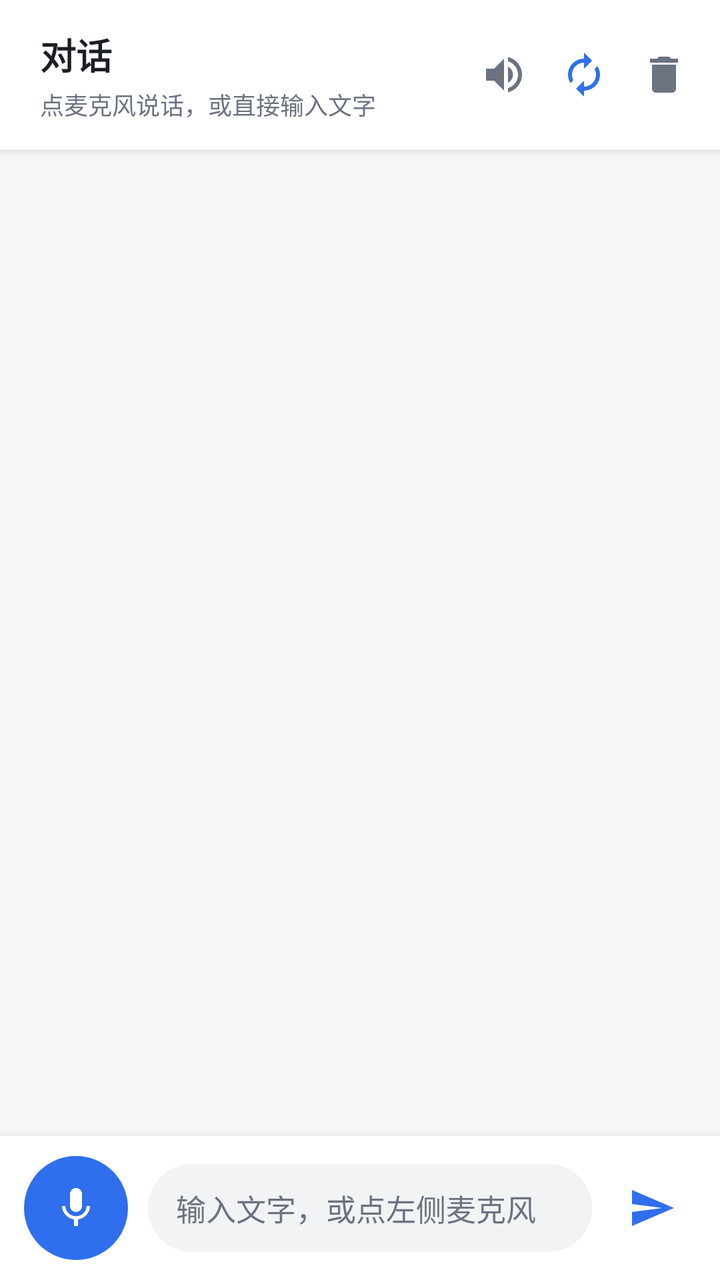
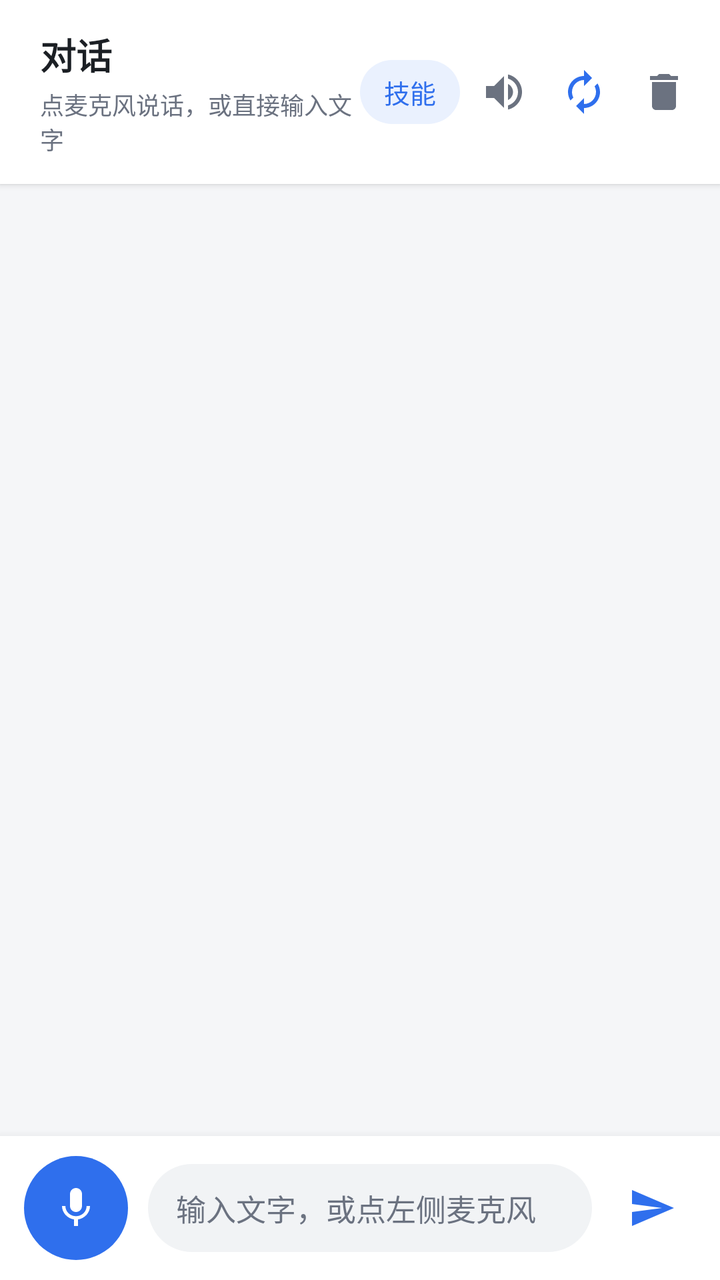

Two renders of the same Android screen: before a commit and after it. Below are the layout's source before the change and the commit's diff.
<!-- AndroidManifest.xml: application theme Theme.VoiceAssistant -->
<!-- res/layout/chat_fragment.xml -->
<?xml version="1.0" encoding="utf-8"?>
<LinearLayout xmlns:android="http://schemas.android.com/apk/res/android"
    android:id="@+id/chatRoot"
    android:layout_width="match_parent"
    android:layout_height="match_parent"
    android:background="@color/bg_app"
    android:orientation="vertical">

    
    <LinearLayout
        android:id="@+id/headerBar"
        android:layout_width="match_parent"
        android:layout_height="wrap_content"
        android:background="@color/surface"
        android:elevation="2dp"
        android:gravity="center_vertical"
        android:orientation="horizontal"
        android:paddingStart="20dp"
        android:paddingTop="14dp"
        android:paddingEnd="8dp"
        android:paddingBottom="14dp">

        <LinearLayout
            android:layout_width="0dp"
            android:layout_height="wrap_content"
            android:layout_weight="1"
            android:orientation="vertical">

            <TextView
                android:id="@+id/tvTitle"
                android:layout_width="wrap_content"
                android:layout_height="wrap_content"
                android:text="@string/tab_chat"
                android:textColor="@color/text_primary"
                android:textSize="18sp"
                android:textStyle="bold" />

            <TextView
                android:id="@+id/tvStatus"
                android:layout_width="wrap_content"
                android:layout_height="wrap_content"
                android:layout_marginTop="3dp"
                android:text="@string/status_idle"
                android:textColor="@color/text_secondary"
                android:textSize="12sp" />
        </LinearLayout>

        <ImageButton
            android:id="@+id/btnMute"
            android:layout_width="40dp"
            android:layout_height="40dp"
            android:background="?attr/selectableItemBackgroundBorderless"
            android:contentDescription="@string/desc_mute"
            android:padding="8dp"
            android:src="@drawable/ic_volume_on"
            android:tint="@color/text_secondary" />

        <ImageButton
            android:id="@+id/btnContinuous"
            android:layout_width="40dp"
            android:layout_height="40dp"
            android:background="?attr/selectableItemBackgroundBorderless"
            android:contentDescription="@string/desc_continuous_on"
            android:padding="8dp"
            android:src="@drawable/ic_repeat"
            android:tint="@color/brand_primary" />

        <ImageButton
            android:id="@+id/btnClear"
            android:layout_width="40dp"
            android:layout_height="40dp"
            android:background="?attr/selectableItemBackgroundBorderless"
            android:contentDescription="@string/desc_clear"
            android:padding="8dp"
            android:src="@drawable/ic_delete"
            android:tint="@color/text_secondary" />
    </LinearLayout>

    
    <androidx.recyclerview.widget.RecyclerView
        android:id="@+id/rvMessages"
        android:layout_width="match_parent"
        android:layout_height="0dp"
        android:layout_weight="1"
        android:clipToPadding="false"
        android:paddingStart="12dp"
        android:paddingTop="12dp"
        android:paddingEnd="12dp"
        android:paddingBottom="8dp"
        android:scrollbars="none" />

    
    <LinearLayout
        android:id="@+id/inputBar"
        android:layout_width="match_parent"
        android:layout_height="wrap_content"
        android:background="@color/surface"
        android:elevation="8dp"
        android:gravity="center_vertical"
        android:orientation="horizontal"
        android:paddingStart="12dp"
        android:paddingTop="10dp"
        android:paddingEnd="12dp"
        android:paddingBottom="10dp">

        <ImageButton
            android:id="@+id/btnMic"
            android:layout_width="52dp"
            android:layout_height="52dp"
            android:background="@drawable/bg_mic_button"
            android:contentDescription="@string/desc_mic"
            android:padding="14dp"
            android:src="@drawable/ic_mic"
            android:tint="@color/white" />

        <EditText
            android:id="@+id/etInput"
            android:layout_width="0dp"
            android:layout_height="44dp"
            android:layout_marginStart="10dp"
            android:layout_marginEnd="8dp"
            android:layout_weight="1"
            android:background="@drawable/bg_input"
            android:hint="@string/hint_input"
            android:importantForAutofill="no"
            android:inputType="textMultiLine|textCapSentences"
            android:maxLines="4"
            android:paddingStart="14dp"
            android:paddingEnd="14dp"
            android:textColor="@color/text_primary"
            android:textColorHint="@color/text_secondary"
            android:textSize="15sp" />

        <ImageButton
            android:id="@+id/btnSend"
            android:layout_width="44dp"
            android:layout_height="44dp"
            android:background="?attr/selectableItemBackgroundBorderless"
            android:contentDescription="@string/desc_send"
            android:padding="10dp"
            android:src="@drawable/ic_send"
            android:tint="@color/brand_primary" />
    </LinearLayout>

</LinearLayout>
<!-- resources referenced by this layout -->
<resources>
  <color name="bg_app">#F5F6F8</color>
  <color name="brand_primary">#2F6FED</color>
  <color name="surface">#FFFFFFFF</color>
  <color name="text_primary">#1B1F24</color>
  <color name="text_secondary">#6B7280</color>
  <color name="white">#FFFFFFFF</color>
  <!-- drawable bg_input (drawable) -->
  <?xml version="1.0" encoding="utf-8"?>
  <shape xmlns:android="http://schemas.android.com/apk/res/android"
      android:shape="rectangle">
      <solid android:color="@color/input_bg" />
      <corners android:radius="22dp" />
  </shape>
  <!-- drawable bg_mic_button (drawable) -->
  <?xml version="1.0" encoding="utf-8"?>
  <ripple xmlns:android="http://schemas.android.com/apk/res/android"
      android:color="#33FFFFFF">
      <item>
          <shape android:shape="oval">
              <solid android:color="@color/brand_primary" />
          </shape>
      </item>
  </ripple>
  <!-- drawable ic_delete (drawable) -->
  <vector xmlns:android="http://schemas.android.com/apk/res/android"
      android:width="24dp"
      android:height="24dp"
      android:viewportWidth="24"
      android:viewportHeight="24"
      android:tint="?attr/colorControlNormal">
      <path
          android:fillColor="@android:color/white"
          android:pathData="M6,19c0,1.1 0.9,2 2,2h8c1.1,0 2,-0.9 2,-2V7H6v12zM19,4h-3.5l-1,-1h-5l-1,1H5v2h14V4z" />
  </vector>
  <!-- drawable ic_mic (drawable) -->
  <vector xmlns:android="http://schemas.android.com/apk/res/android"
      android:width="24dp"
      android:height="24dp"
      android:viewportWidth="24"
      android:viewportHeight="24"
      android:tint="?attr/colorControlNormal">
      <path
          android:fillColor="@android:color/white"
          android:pathData="M12,14c1.66,0 2.99,-1.34 2.99,-3L15,5c0,-1.66 -1.34,-3 -3,-3S9,3.34 9,5v6c0,1.66 1.34,3 3,3zM17.3,11c0,3 -2.54,5.1 -5.3,5.1S6.7,14 6.7,11L5,11c0,3.41 2.72,6.23 6,6.72L11,21h2v-3.28c3.28,-0.48 6,-3.3 6,-6.72h-1.7z" />
  </vector>
  <!-- drawable ic_send (drawable) -->
  <vector xmlns:android="http://schemas.android.com/apk/res/android"
      android:width="24dp"
      android:height="24dp"
      android:viewportWidth="24"
      android:viewportHeight="24"
      android:tint="?attr/colorControlNormal">
      <path
          android:fillColor="@android:color/white"
          android:pathData="M2.01,21L23,12 2.01,3 2,10l15,2 -15,2z" />
  </vector>
  <!-- drawable ic_volume_on (drawable) -->
  <vector xmlns:android="http://schemas.android.com/apk/res/android"
      android:width="24dp"
      android:height="24dp"
      android:viewportWidth="24"
      android:viewportHeight="24"
      android:tint="?attr/colorControlNormal">
      <path
          android:fillColor="@android:color/white"
          android:pathData="M3,9v6h4l5,5V4L7,9H3zM16.5,12c0,-1.77 -1.02,-3.29 -2.5,-4.03v8.05c1.48,-0.73 2.5,-2.25 2.5,-4.02zM14,3.23v2.06c2.89,0.86 5,3.54 5,6.71s-2.11,5.85 -5,6.71v2.06c4.01,-0.91 7,-4.49 7,-8.77s-2.99,-7.86 -7,-8.77z" />
  </vector>
  <string name="desc_clear">清空对话</string>
  <string name="desc_continuous_on">连续对话：已开启</string>
  <string name="desc_mic">语音输入</string>
  <string name="desc_mute">语音播报开关</string>
  <string name="desc_send">发送</string>
  <string name="hint_input">输入文字，或点左侧麦克风</string>
  <string name="status_idle">点麦克风说话，或直接输入文字</string>
  <string name="tab_chat">对话</string>
  <style name="Theme.VoiceAssistant" parent="Base.Theme.VoiceAssistant" />
  <color name="input_bg">#F1F3F5</color>
  <style name="Base.Theme.VoiceAssistant" parent="Theme.Material3.DayNight.NoActionBar">
          
          
      </style>
  <!-- unchanged entries left out for length: 1 -->
</resources>

<!-- the commit's change to res/layout/chat_fragment.xml (unified diff, before → after) -->
@@ -44,6 +44,22 @@
                 android:textColor="@color/text_secondary"
                 android:textSize="12sp" />
         </LinearLayout>
+
+        
+        <TextView
+            android:id="@+id/btnSkills"
+            android:layout_width="wrap_content"
+            android:layout_height="32dp"
+            android:layout_marginEnd="2dp"
+            android:background="@drawable/bg_chip"
+            android:clickable="true"
+            android:focusable="true"
+            android:gravity="center"
+            android:paddingStart="12dp"
+            android:paddingEnd="12dp"
+            android:text="@string/tab_skills"
+            android:textColor="@color/brand_primary"
+            android:textSize="13sp" />
 
         <ImageButton
             android:id="@+id/btnMute"
<!-- resource entries referenced after the edit -->
@@ -6,6 +6,13 @@
   <color name="text_primary">#1B1F24</color>
   <color name="text_secondary">#6B7280</color>
   <color name="white">#FFFFFFFF</color>
+  <!-- drawable bg_chip (drawable) -->
+  <?xml version="1.0" encoding="utf-8"?>
+  <shape xmlns:android="http://schemas.android.com/apk/res/android"
+      android:shape="rectangle">
+      <solid android:color="@color/chip_bg" />
+      <corners android:radius="999dp" />
+  </shape>
   <!-- drawable bg_input (drawable) -->
   <?xml version="1.0" encoding="utf-8"?>
   <shape xmlns:android="http://schemas.android.com/apk/res/android"
@@ -75,7 +82,9 @@
   <string name="hint_input">输入文字，或点左侧麦克风</string>
   <string name="status_idle">点麦克风说话，或直接输入文字</string>
   <string name="tab_chat">对话</string>
+  <string name="tab_skills">技能</string>
   <style name="Theme.VoiceAssistant" parent="Base.Theme.VoiceAssistant" />
+  <color name="chip_bg">#EAF1FE</color>
   <color name="input_bg">#F1F3F5</color>
   <style name="Base.Theme.VoiceAssistant" parent="Theme.Material3.DayNight.NoActionBar">
           
